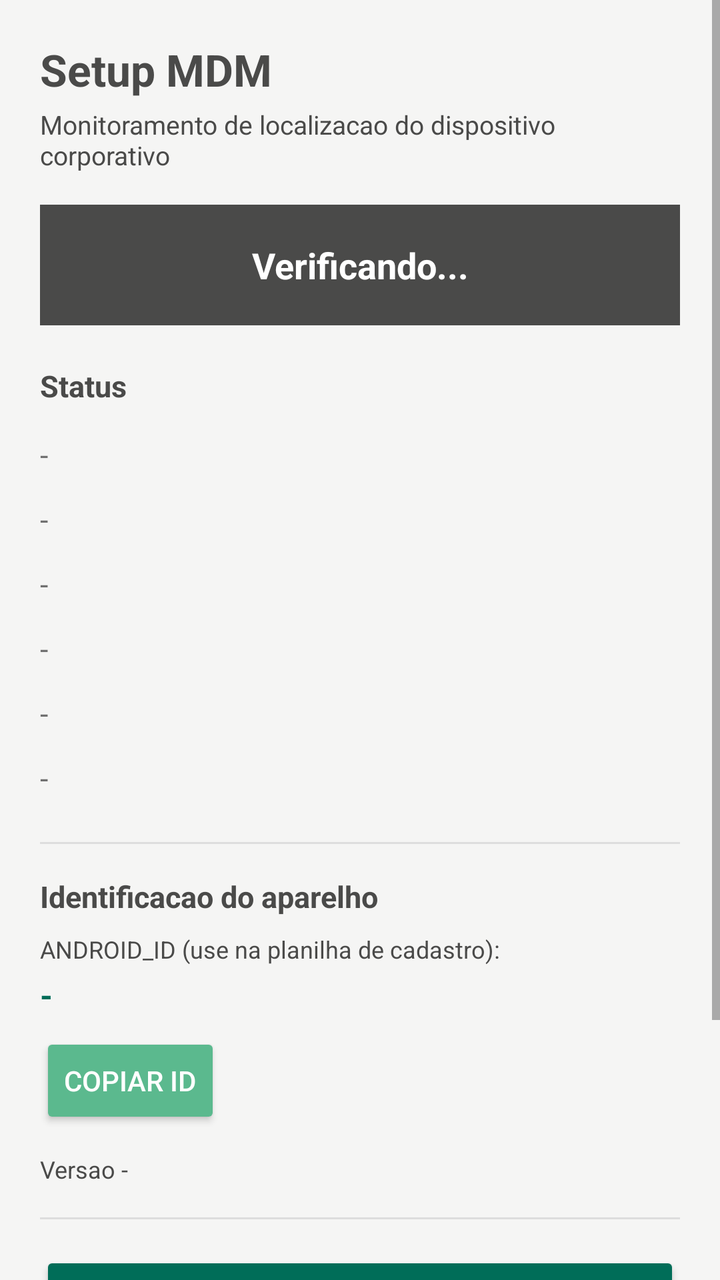
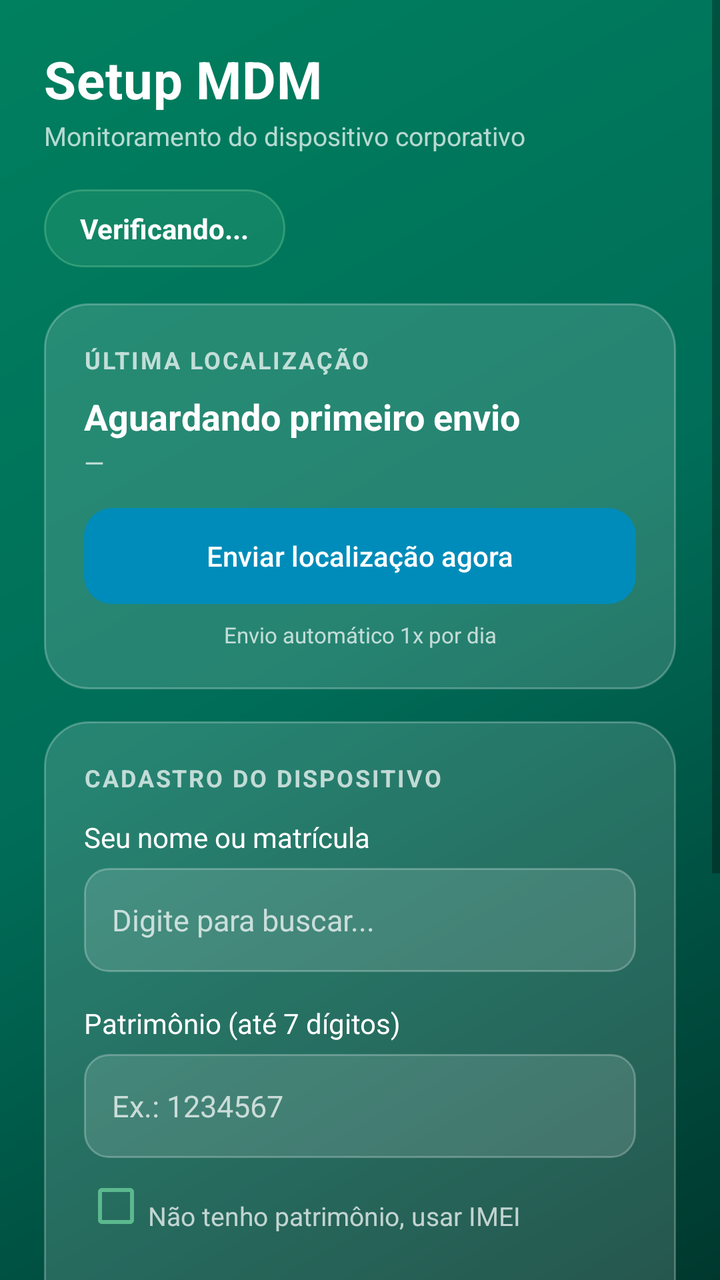

Two renders of the same Android screen: before a commit and after it. Below are the layout's source before the change and the commit's diff.
<!-- AndroidManifest.xml: application theme Theme.SetupMDM -->
<!-- res/layout/activity_main.xml -->
<?xml version="1.0" encoding="utf-8"?>
<ScrollView xmlns:android="http://schemas.android.com/apk/res/android"
    android:layout_width="match_parent"
    android:layout_height="match_parent"
    android:fillViewport="true"
    android:background="@color/bg">

    <LinearLayout
        android:layout_width="match_parent"
        android:layout_height="wrap_content"
        android:orientation="vertical"
        android:padding="20dp">

        <TextView
            android:layout_width="match_parent" android:layout_height="wrap_content"
            android:text="@string/app_name" android:textColor="@color/neutral"
            android:textSize="22sp" android:textStyle="bold" android:paddingBottom="4dp"/>

        <TextView
            android:layout_width="match_parent" android:layout_height="wrap_content"
            android:text="Monitoramento de localizacao do dispositivo corporativo"
            android:textColor="@color/neutral" android:textSize="13sp" android:paddingBottom="16dp"/>

        <TextView
            android:id="@+id/statusGeral"
            android:layout_width="match_parent" android:layout_height="wrap_content"
            android:text="Verificando..." android:textColor="@color/white"
            android:textSize="18sp" android:textStyle="bold" android:gravity="center"
            android:padding="18dp" android:background="@color/neutral" android:layout_marginBottom="20dp"/>

        <TextView
            android:layout_width="match_parent" android:layout_height="wrap_content"
            android:text="Status" android:textColor="@color/neutral"
            android:textSize="15sp" android:textStyle="bold" android:paddingBottom="8dp"/>

        <TextView android:id="@+id/linhaLoc" android:layout_width="match_parent" android:layout_height="wrap_content" android:textSize="15sp" android:paddingVertical="6dp" android:text="-"/>
        <TextView android:id="@+id/linhaBg" android:layout_width="match_parent" android:layout_height="wrap_content" android:textSize="15sp" android:paddingVertical="6dp" android:text="-"/>
        <TextView android:id="@+id/linhaGps" android:layout_width="match_parent" android:layout_height="wrap_content" android:textSize="15sp" android:paddingVertical="6dp" android:text="-"/>
        <TextView android:id="@+id/linhaNotif" android:layout_width="match_parent" android:layout_height="wrap_content" android:textSize="15sp" android:paddingVertical="6dp" android:text="-"/>
        <TextView android:id="@+id/linhaBateria" android:layout_width="match_parent" android:layout_height="wrap_content" android:textSize="15sp" android:paddingVertical="6dp" android:text="-"/>
        <TextView android:id="@+id/linhaGms" android:layout_width="match_parent" android:layout_height="wrap_content" android:textSize="15sp" android:paddingVertical="6dp" android:text="-"/>

        <View android:layout_width="match_parent" android:layout_height="1dp"
            android:background="#DDDDDD" android:layout_marginVertical="16dp"/>

        <TextView
            android:layout_width="match_parent" android:layout_height="wrap_content"
            android:text="Identificacao do aparelho" android:textColor="@color/neutral"
            android:textSize="15sp" android:textStyle="bold" android:paddingBottom="8dp"/>

        <TextView
            android:layout_width="match_parent" android:layout_height="wrap_content"
            android:text="ANDROID_ID (use na planilha de cadastro):"
            android:textColor="@color/neutral" android:textSize="12sp"/>

        <TextView
            android:id="@+id/txtAndroidId"
            android:layout_width="match_parent" android:layout_height="wrap_content"
            android:text="-" android:textColor="@color/primary" android:textSize="16sp"
            android:textStyle="bold" android:textIsSelectable="true" android:paddingVertical="4dp"/>

        <Button
            android:id="@+id/btnCopiarId"
            android:layout_width="wrap_content" android:layout_height="wrap_content"
            android:text="Copiar ID" android:textColor="@color/white"
            android:backgroundTint="@color/primaryLight" android:layout_marginTop="4dp"/>

        <TextView
            android:id="@+id/txtVersao"
            android:layout_width="match_parent" android:layout_height="wrap_content"
            android:text="Versao -" android:textColor="@color/neutral"
            android:textSize="12sp" android:paddingTop="12dp"/>

        <Button
            android:id="@+id/btnAtualizar"
            android:layout_width="match_parent" android:layout_height="wrap_content"
            android:text="Atualizar aplicativo" android:textColor="@color/white"
            android:backgroundTint="@color/accent" android:layout_marginTop="8dp"
            android:visibility="gone"/>

        <View android:layout_width="match_parent" android:layout_height="1dp"
            android:background="#DDDDDD" android:layout_marginVertical="16dp"/>

        <Button
            android:id="@+id/btnCorrigir"
            android:layout_width="match_parent" android:layout_height="wrap_content"
            android:text="Concluir configuracao" android:textColor="@color/white"
            android:backgroundTint="@color/primary"/>

        <Button
            android:id="@+id/btnEnviarAgora"
            android:layout_width="match_parent" android:layout_height="wrap_content"
            android:layout_marginTop="10dp" android:text="Enviar localizacao agora"
            android:textColor="@color/white" android:backgroundTint="@color/neutral"/>

        <TextView
            android:layout_width="match_parent" android:layout_height="wrap_content"
            android:layout_marginTop="24dp"
            android:text="Este dispositivo e da empresa e seu monitoramento segue a politica de uso interna."
            android:textColor="@color/neutral" android:textSize="11sp"/>

    </LinearLayout>
</ScrollView>
<!-- resources referenced by this layout -->
<resources>
  <color name="accent">#008CBA</color>
  <color name="bg">#F5F5F4</color>
  <color name="neutral">#4A4A49</color>
  <color name="primary">#006D58</color>
  <color name="primaryLight">#5BB98E</color>
  <color name="white">#FFFFFF</color>
  <string name="app_name">Setup MDM</string>
  <style name="Theme.SetupMDM" parent="Theme.MaterialComponents.Light.NoActionBar">
          <item name="colorPrimary">@color/primary</item>
          <item name="colorPrimaryVariant">@color/primary</item>
          <item name="colorOnPrimary">@color/white</item>
          <item name="colorSecondary">@color/primaryLight</item>
          <item name="colorOnSecondary">@color/white</item>
          <item name="android:statusBarColor" tools:targetApi="21">@color/primary</item>
          <item name="android:windowBackground">@color/bg</item>
      </style>
</resources>

<!-- the commit's change to res/layout/activity_main.xml (unified diff, before → after) -->
@@ -1,103 +1,220 @@
 <?xml version="1.0" encoding="utf-8"?>
 <ScrollView xmlns:android="http://schemas.android.com/apk/res/android"
+    android:id="@+id/rootScroll"
     android:layout_width="match_parent"
     android:layout_height="match_parent"
-    android:fillViewport="true"
-    android:background="@color/bg">
+    android:fillViewport="true">
 
     <LinearLayout
         android:layout_width="match_parent"
         android:layout_height="wrap_content"
         android:orientation="vertical"
-        android:padding="20dp">
-
-        <TextView
-            android:layout_width="match_parent" android:layout_height="wrap_content"
-            android:text="@string/app_name" android:textColor="@color/neutral"
-            android:textSize="22sp" android:textStyle="bold" android:paddingBottom="4dp"/>
-
-        <TextView
-            android:layout_width="match_parent" android:layout_height="wrap_content"
-            android:text="Monitoramento de localizacao do dispositivo corporativo"
-            android:textColor="@color/neutral" android:textSize="13sp" android:paddingBottom="16dp"/>
-
-        <TextView
-            android:id="@+id/statusGeral"
-            android:layout_width="match_parent" android:layout_height="wrap_content"
-            android:text="Verificando..." android:textColor="@color/white"
-            android:textSize="18sp" android:textStyle="bold" android:gravity="center"
-            android:padding="18dp" android:background="@color/neutral" android:layout_marginBottom="20dp"/>
-
-        <TextView
-            android:layout_width="match_parent" android:layout_height="wrap_content"
-            android:text="Status" android:textColor="@color/neutral"
-            android:textSize="15sp" android:textStyle="bold" android:paddingBottom="8dp"/>
-
-        <TextView android:id="@+id/linhaLoc" android:layout_width="match_parent" android:layout_height="wrap_content" android:textSize="15sp" android:paddingVertical="6dp" android:text="-"/>
-        <TextView android:id="@+id/linhaBg" android:layout_width="match_parent" android:layout_height="wrap_content" android:textSize="15sp" android:paddingVertical="6dp" android:text="-"/>
-        <TextView android:id="@+id/linhaGps" android:layout_width="match_parent" android:layout_height="wrap_content" android:textSize="15sp" android:paddingVertical="6dp" android:text="-"/>
-        <TextView android:id="@+id/linhaNotif" android:layout_width="match_parent" android:layout_height="wrap_content" android:textSize="15sp" android:paddingVertical="6dp" android:text="-"/>
-        <TextView android:id="@+id/linhaBateria" android:layout_width="match_parent" android:layout_height="wrap_content" android:textSize="15sp" android:paddingVertical="6dp" android:text="-"/>
-        <TextView android:id="@+id/linhaGms" android:layout_width="match_parent" android:layout_height="wrap_content" android:textSize="15sp" android:paddingVertical="6dp" android:text="-"/>
-
-        <View android:layout_width="match_parent" android:layout_height="1dp"
-            android:background="#DDDDDD" android:layout_marginVertical="16dp"/>
-
-        <TextView
-            android:layout_width="match_parent" android:layout_height="wrap_content"
-            android:text="Identificacao do aparelho" android:textColor="@color/neutral"
-            android:textSize="15sp" android:textStyle="bold" android:paddingBottom="8dp"/>
-
-        <TextView
-            android:layout_width="match_parent" android:layout_height="wrap_content"
-            android:text="ANDROID_ID (use na planilha de cadastro):"
-            android:textColor="@color/neutral" android:textSize="12sp"/>
-
-        <TextView
-            android:id="@+id/txtAndroidId"
-            android:layout_width="match_parent" android:layout_height="wrap_content"
-            android:text="-" android:textColor="@color/primary" android:textSize="16sp"
-            android:textStyle="bold" android:textIsSelectable="true" android:paddingVertical="4dp"/>
-
-        <Button
-            android:id="@+id/btnCopiarId"
+        android:padding="22dp">
+
+        
+        <TextView
             android:layout_width="wrap_content" android:layout_height="wrap_content"
-            android:text="Copiar ID" android:textColor="@color/white"
-            android:backgroundTint="@color/primaryLight" android:layout_marginTop="4dp"/>
+            android:text="Setup MDM" android:textColor="@color/textOnDark"
+            android:textSize="26sp" android:textStyle="bold" android:letterSpacing="0.01"/>
+        <TextView
+            android:layout_width="match_parent" android:layout_height="wrap_content"
+            android:text="Monitoramento do dispositivo corporativo"
+            android:textColor="@color/textMuted" android:textSize="13sp"
+            android:paddingTop="2dp" android:paddingBottom="18dp"/>
+
+        
+        <TextView
+            android:id="@+id/statusPill"
+            android:layout_width="wrap_content" android:layout_height="wrap_content"
+            android:text="Verificando..." android:textColor="@color/textOnDark"
+            android:textSize="14sp" android:textStyle="bold"
+            android:paddingHorizontal="18dp" android:paddingVertical="10dp"
+            android:background="@drawable/pill_ok" android:layout_marginBottom="18dp"/>
+
+        
+        <LinearLayout
+            android:layout_width="match_parent" android:layout_height="wrap_content"
+            android:orientation="vertical" android:background="@drawable/glass_card"
+            android:padding="20dp" android:layout_marginBottom="16dp">
+
+            <TextView
+                android:layout_width="match_parent" android:layout_height="wrap_content"
+                android:text="ÚLTIMA LOCALIZAÇÃO" android:textColor="@color/textMuted"
+                android:textSize="12sp" android:textStyle="bold" android:letterSpacing="0.08"/>
+            <TextView
+                android:id="@+id/txtLastLoc"
+                android:layout_width="match_parent" android:layout_height="wrap_content"
+                android:text="Aguardando primeiro envio" android:textColor="@color/textOnDark"
+                android:textSize="18sp" android:textStyle="bold" android:paddingTop="8dp"/>
+            <TextView
+                android:id="@+id/txtLastTime"
+                android:layout_width="match_parent" android:layout_height="wrap_content"
+                android:text="—" android:textColor="@color/textMuted"
+                android:textSize="13sp" android:paddingTop="2dp"/>
+
+            <TextView
+                android:id="@+id/txtEnvioStatus"
+                android:layout_width="match_parent" android:layout_height="wrap_content"
+                android:text="" android:textColor="@color/ok" android:textSize="13sp"
+                android:paddingTop="8dp" android:visibility="gone"/>
+
+            <Button
+                android:id="@+id/btnEnviarAgora"
+                android:layout_width="match_parent" android:layout_height="wrap_content"
+                android:text="Enviar localização agora" android:textColor="@color/white"
+                android:textAllCaps="false" android:background="@drawable/btn_accent"
+                android:layout_marginTop="14dp" android:stateListAnimator="@null"/>
+            <TextView
+                android:layout_width="match_parent" android:layout_height="wrap_content"
+                android:text="Envio automático 1x por dia"
+                android:textColor="@color/textMuted" android:textSize="11sp"
+                android:gravity="center" android:paddingTop="8dp"/>
+        </LinearLayout>
+
+        
+        <LinearLayout
+            android:layout_width="match_parent" android:layout_height="wrap_content"
+            android:orientation="vertical" android:background="@drawable/glass_card"
+            android:padding="20dp" android:layout_marginBottom="16dp">
+
+            <TextView
+                android:layout_width="match_parent" android:layout_height="wrap_content"
+                android:text="CADASTRO DO DISPOSITIVO" android:textColor="@color/textMuted"
+                android:textSize="12sp" android:textStyle="bold" android:letterSpacing="0.08"/>
+
+            
+            <LinearLayout
+                android:id="@+id/formCadastro"
+                android:layout_width="match_parent" android:layout_height="wrap_content"
+                android:orientation="vertical" android:paddingTop="12dp">
+
+                <TextView
+                    android:layout_width="match_parent" android:layout_height="wrap_content"
+                    android:text="Seu nome ou matrícula" android:textColor="@color/textOnDark"
+                    android:textSize="14sp" android:paddingBottom="6dp"/>
+                <AutoCompleteTextView
+                    android:id="@+id/autoColaborador"
+                    android:layout_width="match_parent" android:layout_height="52dp"
+                    android:hint="Digite para buscar..." android:textColorHint="@color/textMuted"
+                    android:textColor="@color/textOnDark" android:textSize="15sp"
+                    android:background="@drawable/glass_input" android:paddingHorizontal="14dp"
+                    android:completionThreshold="2" android:inputType="text" android:imeOptions="actionSearch"/>
+
+                <TextView
+                    android:layout_width="match_parent" android:layout_height="wrap_content"
+                    android:text="Patrimônio (até 7 dígitos)" android:textColor="@color/textOnDark"
+                    android:textSize="14sp" android:paddingTop="16dp" android:paddingBottom="6dp"/>
+                <EditText
+                    android:id="@+id/edtPatrimonio"
+                    android:layout_width="match_parent" android:layout_height="52dp"
+                    android:hint="Ex.: 1234567" android:textColorHint="@color/textMuted"
+                    android:textColor="@color/textOnDark" android:textSize="15sp"
+                    android:background="@drawable/glass_input" android:paddingHorizontal="14dp"
+                    android:inputType="number" android:maxLength="7"/>
+
+                <CheckBox
+                    android:id="@+id/chkImei"
+                    android:layout_width="wrap_content" android:layout_height="wrap_content"
+                    android:text="Não tenho patrimônio, usar IMEI"
+                    android:textColor="@color/textMuted" android:textSize="13sp"
+                    android:buttonTint="@color/primaryLight" android:paddingTop="10dp"/>
+
+                <LinearLayout
+                    android:id="@+id/boxImei"
+                    android:layout_width="match_parent" android:layout_height="wrap_content"
+                    android:orientation="vertical" android:visibility="gone">
+                    <TextView
+                        android:layout_width="match_parent" android:layout_height="wrap_content"
+                        android:text="IMEI (disque *#06# para ver)" android:textColor="@color/textOnDark"
+                        android:textSize="14sp" android:paddingTop="6dp" android:paddingBottom="6dp"/>
+                    <EditText
+                        android:id="@+id/edtImei"
+                        android:layout_width="match_parent" android:layout_height="52dp"
+                        android:hint="Ex.: 356938035643809" android:textColorHint="@color/textMuted"
+                        android:textColor="@color/textOnDark" android:textSize="15sp"
+                        android:background="@drawable/glass_input" android:paddingHorizontal="14dp"
+                        android:inputType="number" android:maxLength="17"/>
+                </LinearLayout>
+
+                <TextView
+                    android:id="@+id/txtCadastroErro"
+                    android:layout_width="match_parent" android:layout_height="wrap_content"
+                    android:text="" android:textColor="@color/error" android:textSize="13sp"
+                    android:paddingTop="10dp" android:visibility="gone"/>
+
+                <Button
+                    android:id="@+id/btnSalvarCadastro"
+                    android:layout_width="match_parent" android:layout_height="wrap_content"
+                    android:text="Salvar cadastro" android:textColor="@color/white"
+                    android:textAllCaps="false" android:background="@drawable/btn_primary"
+                    android:layout_marginTop="16dp" android:stateListAnimator="@null"/>
+                <TextView
+                    android:layout_width="match_parent" android:layout_height="wrap_content"
+                    android:text="Depois de salvar, o cadastro não pode ser alterado."
+                    android:textColor="@color/textMuted" android:textSize="11sp"
+                    android:gravity="center" android:paddingTop="8dp"/>
+            </LinearLayout>
+
+            
+            <LinearLayout
+                android:id="@+id/cadastroTravado"
+                android:layout_width="match_parent" android:layout_height="wrap_content"
+                android:orientation="vertical" android:paddingTop="12dp" android:visibility="gone">
+                <TextView
+                    android:id="@+id/txtColabNome"
+                    android:layout_width="match_parent" android:layout_height="wrap_content"
+                    android:text="—" android:textColor="@color/textOnDark"
+                    android:textSize="18sp" android:textStyle="bold"/>
+                <TextView
+                    android:id="@+id/txtColabCargo"
+                    android:layout_width="match_parent" android:layout_height="wrap_content"
+                    android:text="" android:textColor="@color/textMuted" android:textSize="13sp"/>
+                <TextView
+                    android:id="@+id/txtDoc"
+                    android:layout_width="match_parent" android:layout_height="wrap_content"
+                    android:text="" android:textColor="@color/textOnDark" android:textSize="15sp"
+                    android:paddingTop="10dp"/>
+                <TextView
+                    android:id="@+id/txtCadInfo"
+                    android:layout_width="match_parent" android:layout_height="wrap_content"
+                    android:text="🔒 Cadastro concluído" android:textColor="@color/ok"
+                    android:textSize="12sp" android:paddingTop="10dp"/>
+            </LinearLayout>
+        </LinearLayout>
+
+        
+        <LinearLayout
+            android:layout_width="match_parent" android:layout_height="wrap_content"
+            android:orientation="vertical" android:background="@drawable/glass_card"
+            android:padding="20dp" android:layout_marginBottom="10dp">
+            <TextView
+                android:layout_width="match_parent" android:layout_height="wrap_content"
+                android:text="IDENTIFICADOR (ANDROID_ID)" android:textColor="@color/textMuted"
+                android:textSize="11sp" android:textStyle="bold" android:letterSpacing="0.08"/>
+            <TextView
+                android:id="@+id/txtAndroidId"
+                android:layout_width="match_parent" android:layout_height="wrap_content"
+                android:text="-" android:textColor="@color/textOnDark" android:textSize="14sp"
+                android:textIsSelectable="true" android:paddingTop="6dp"/>
+            <Button
+                android:id="@+id/btnCopiarId"
+                android:layout_width="wrap_content" android:layout_height="wrap_content"
+                android:text="Copiar ID" android:textColor="@color/white" android:textAllCaps="false"
+                android:background="@drawable/btn_ghost" android:layout_marginTop="8dp"
+                android:stateListAnimator="@null"/>
+            <Button
+                android:id="@+id/btnAtualizar"
+                android:layout_width="match_parent" android:layout_height="wrap_content"
+                android:text="Atualizar aplicativo" android:textColor="@color/white" android:textAllCaps="false"
+                android:background="@drawable/btn_accent" android:layout_marginTop="12dp"
+                android:visibility="gone" android:stateListAnimator="@null"/>
+        </LinearLayout>
 
         <TextView
             android:id="@+id/txtVersao"
             android:layout_width="match_parent" android:layout_height="wrap_content"
-            android:text="Versao -" android:textColor="@color/neutral"
-            android:textSize="12sp" android:paddingTop="12dp"/>
-
-        <Button
-            android:id="@+id/btnAtualizar"
-            android:layout_width="match_parent" android:layout_height="wrap_content"
-            android:text="Atualizar aplicativo" android:textColor="@color/white"
-            android:backgroundTint="@color/accent" android:layout_marginTop="8dp"
-            android:visibility="gone"/>
-
-        <View android:layout_width="match_parent" android:layout_height="1dp"
-            android:background="#DDDDDD" android:layout_marginVertical="16dp"/>
-
-        <Button
-            android:id="@+id/btnCorrigir"
-            android:layout_width="match_parent" android:layout_height="wrap_content"
-            android:text="Concluir configuracao" android:textColor="@color/white"
-            android:backgroundTint="@color/primary"/>
-
-        <Button
-            android:id="@+id/btnEnviarAgora"
-            android:layout_width="match_parent" android:layout_height="wrap_content"
-            android:layout_marginTop="10dp" android:text="Enviar localizacao agora"
-            android:textColor="@color/white" android:backgroundTint="@color/neutral"/>
-
-        <TextView
-            android:layout_width="match_parent" android:layout_height="wrap_content"
-            android:layout_marginTop="24dp"
-            android:text="Este dispositivo e da empresa e seu monitoramento segue a politica de uso interna."
-            android:textColor="@color/neutral" android:textSize="11sp"/>
+            android:text="Versão -" android:textColor="@color/textMuted" android:textSize="11sp"
+            android:gravity="center" android:paddingTop="6dp"/>
 
     </LinearLayout>
 </ScrollView>
<!-- resource entries referenced after the edit -->
@@ -1,20 +1,76 @@
 <!-- resources referenced by this layout -->
 <resources>
-  <color name="accent">#008CBA</color>
-  <color name="bg">#F5F5F4</color>
-  <color name="neutral">#4A4A49</color>
-  <color name="primary">#006D58</color>
+  <color name="error">#FF6B6B</color>
+  <color name="ok">#7BE0B0</color>
   <color name="primaryLight">#5BB98E</color>
+  <color name="textMuted">#B8FFFFFF</color>
+  <color name="textOnDark">#FFFFFF</color>
   <color name="white">#FFFFFF</color>
-  <string name="app_name">Setup MDM</string>
+  <!-- drawable btn_accent (drawable) -->
+  <?xml version="1.0" encoding="utf-8"?>
+  <shape xmlns:android="http://schemas.android.com/apk/res/android" android:shape="rectangle">
+      <solid android:color="@color/accent"/>
+      <corners android:radius="14dp"/>
+  </shape>
+  <!-- drawable btn_ghost (drawable) -->
+  <?xml version="1.0" encoding="utf-8"?>
+  <shape xmlns:android="http://schemas.android.com/apk/res/android" android:shape="rectangle">
+      <solid android:color="#1AFFFFFF"/>
+      <corners android:radius="14dp"/>
+      <stroke android:width="1dp" android:color="@color/glassStroke"/>
+  </shape>
+  <!-- drawable btn_primary (drawable) -->
+  <?xml version="1.0" encoding="utf-8"?>
+  <shape xmlns:android="http://schemas.android.com/apk/res/android" android:shape="rectangle">
+      <solid android:color="@color/primaryLight"/>
+      <corners android:radius="14dp"/>
+  </shape>
+  <!-- drawable glass_card (drawable) -->
+  <?xml version="1.0" encoding="utf-8"?>
+  <shape xmlns:android="http://schemas.android.com/apk/res/android" android:shape="rectangle">
+      <solid android:color="@color/glassFill"/>
+      <corners android:radius="22dp"/>
+      <stroke android:width="1dp" android:color="@color/glassStroke"/>
+  </shape>
+  <!-- drawable glass_input (drawable) -->
+  <?xml version="1.0" encoding="utf-8"?>
+  <shape xmlns:android="http://schemas.android.com/apk/res/android" android:shape="rectangle">
+      <solid android:color="@color/inputFill"/>
+      <corners android:radius="12dp"/>
+      <stroke android:width="1dp" android:color="@color/glassStroke"/>
+  </shape>
+  <!-- drawable pill_ok (drawable) -->
+  <?xml version="1.0" encoding="utf-8"?>
+  <shape xmlns:android="http://schemas.android.com/apk/res/android" android:shape="rectangle">
+      <solid android:color="#335BB98E"/>
+      <corners android:radius="24dp"/>
+      <stroke android:width="1dp" android:color="#805BB98E"/>
+  </shape>
   <style name="Theme.SetupMDM" parent="Theme.MaterialComponents.Light.NoActionBar">
           <item name="colorPrimary">@color/primary</item>
-          <item name="colorPrimaryVariant">@color/primary</item>
+          <item name="colorPrimaryVariant">@color/primaryDark</item>
           <item name="colorOnPrimary">@color/white</item>
           <item name="colorSecondary">@color/primaryLight</item>
           <item name="colorOnSecondary">@color/white</item>
-          <item name="android:statusBarColor" tools:targetApi="21">@color/primary</item>
-          <item name="android:windowBackground">@color/bg</item>
+          <item name="android:windowBackground">@drawable/bg_gradient</item>
+          <item name="android:statusBarColor" tools:targetApi="21">@color/primaryDark</item>
+          <item name="android:navigationBarColor" tools:targetApi="21">@color/primaryDark</item>
       </style>
+  <color name="accent">#008CBA</color>
+  <color name="glassStroke">#40FFFFFF</color>
+  <color name="glassFill">#26FFFFFF</color>
+  <color name="inputFill">#22FFFFFF</color>
+  <color name="primary">#006D58</color>
+  <color name="primaryDark">#00453A</color>
+  <!-- drawable bg_gradient (drawable) -->
+  <?xml version="1.0" encoding="utf-8"?>
+  <shape xmlns:android="http://schemas.android.com/apk/res/android" android:shape="rectangle">
+      <gradient
+          android:angle="315"
+          android:startColor="#00805F"
+          android:centerColor="#006D58"
+          android:endColor="#00382E"
+          android:type="linear"/>
+  </shape>
 </resources>
 
